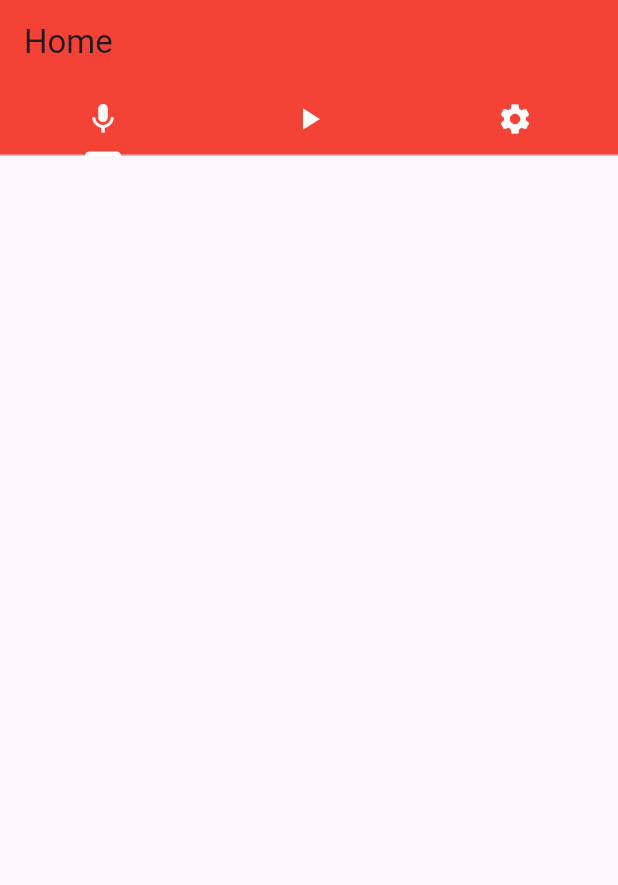
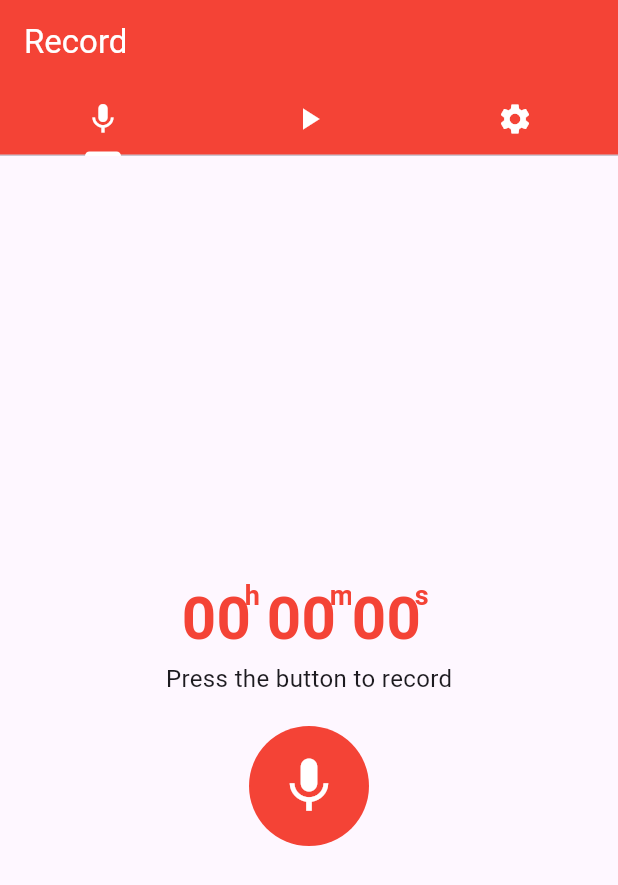
Before and after one commit to AftabBagwan/recording, a Flutter app: the screen it shows after launch, on a phone screen of 412 x 824 dp. Shown: the top 885 px of the screen. Run offline on Flutter 3.47's test engine with Material 3 defaults, Android fonts, the phone set to English and light mode, and no system bars; our stand-ins replace audioplayers, permission_handler; missing offline and left inert: record.

Commit message:
added the record functinality with record player

```diff
--- a/lib/pages/home.dart
+++ b/lib/pages/home.dart
@@ -17,7 +17,10 @@ class _HomeState extends State<Home> {
       length: 3,
       child: Scaffold(
         appBar: AppBar(
-          title: const Text("Home"),
+          title: Text(
+            "Record",
+            style: TextStyle(color: AppColors.white),
+          ),
           backgroundColor: AppColors.red,
           bottom: TabBar(
             indicatorColor: AppColors.white,
--- a/lib/pages/record.dart
+++ b/lib/pages/record.dart
@@ -1,4 +1,11 @@
+import 'dart:async';
+
 import 'package:flutter/material.dart';
+import 'package:path_provider/path_provider.dart';
+import 'package:permission_handler/permission_handler.dart';
+import 'package:record/record.dart';
+import 'package:recording/utils/colors.dart';
+import 'package:recording/widgets/time_column.dart';
 
 class Record extends StatefulWidget {
   const Record({super.key});
@@ -8,8 +15,116 @@ class Record extends StatefulWidget {
 }
 
 class _RecordState extends State<Record> {
+  late final AudioRecorder _recorder;
+  bool isRecording = false;
+  Timer? _timer;
+  int _seconds = 0;
+
+  @override
+  void initState() {
+    super.initState();
+    _recorder = AudioRecorder();
+  }
+
+  @override
+  void dispose() {
+    _recorder.dispose();
+    _timer?.cancel();
+    super.dispose();
+  }
+
+  Future<void> startRecording() async {
+    String path = await getApplicationDocumentsDirectory().then((value) =>
+        "${value.path}/${DateTime.now().microsecondsSinceEpoch}.wav");
+    debugPrint("recording path $path");
+    startTimer();
+
+    await _recorder.start(
+      const RecordConfig(encoder: AudioEncoder.wav),
+      path: path,
+    );
+  }
+
+  String getFormattedTime(int value) {
+    return value.toString().padLeft(2, '0');
+  }
+
+  Future<void> stopRecording() async {
+    _timer?.cancel();
+    await _recorder.stop();
+  }
+
+  void record() async {
+    if (isRecording == false) {
+      final status = await Permission.microphone.request();
+
+      if (status == PermissionStatus.granted) {
+        setState(() {
+          isRecording = true;
+        });
+        await startRecording();
+      } else if (status == PermissionStatus.permanentlyDenied) {
+        debugPrint('Permission permanently denied');
+      }
+    } else {
+      await stopRecording();
+
+      setState(() {
+        isRecording = false;
+      });
+    }
+  }
+
+  void startTimer() {
+    _timer = Timer.periodic(const Duration(seconds: 1), (timer) {
+      setState(() {
+        _seconds++;
+      });
+    });
+  }
+
   @override
   Widget build(BuildContext context) {
-    return Container();
+    int hours = _seconds ~/ 3600;
+    int minutes = (_seconds % 3600) ~/ 60;
+    int seconds = _seconds % 60;
+    return Column(
+      mainAxisAlignment: MainAxisAlignment.center,
+      crossAxisAlignment: CrossAxisAlignment.center,
+      children: [
+        Row(
+          mainAxisAlignment: MainAxisAlignment.center,
+          children: [
+            TimeColumn(label: getFormattedTime(hours), time: 'h'),
+            TimeColumn(label: getFormattedTime(minutes), time: 'm'),
+            TimeColumn(label: getFormattedTime(seconds), time: 's'),
+          ],
+        ),
+        const Text(
+          "Press the button to record",
+          style: TextStyle(fontSize: 16),
+        ),
+        const SizedBox(
+          height: 20,
+        ),
+        Container(
+          padding: const EdgeInsets.all(10),
+          decoration: BoxDecoration(
+            shape: BoxShape.circle,
+            color: AppColors.red,
+          ),
+          child: IconButton(
+            icon: Icon(
+              isRecording ? Icons.stop : Icons.mic,
+              size: 44,
+              color: AppColors.white,
+            ),
+            onPressed: () {
+              record();
+            },
+          ),
+        ),
+      ],
+    );
   }
 }
--- /dev/null
+++ b/lib/widgets/time_column.dart
@@ -0,0 +1,39 @@
+import 'package:flutter/material.dart';
+import 'package:recording/utils/colors.dart';
+
+class TimeColumn extends StatelessWidget {
+  const TimeColumn({super.key, required this.label, required this.time});
+  final String label;
+  final String time;
+
+  @override
+  Widget build(BuildContext context) {
+    return Stack(
+      alignment: Alignment.topCenter,
+      children: [
+        Padding(
+          padding: const EdgeInsets.only(top: 20.0), // Adjust as needed
+          child: Text(
+            "$label ",
+            style: TextStyle(
+                fontSize: 40,
+                fontWeight: FontWeight.bold,
+                color: AppColors.red),
+          ),
+        ),
+        Positioned(
+          top: 20,
+          left: 42,
+          child: Text(
+            time,
+            style: TextStyle(
+              fontSize: 18,
+              fontWeight: FontWeight.bold,
+              color: AppColors.red,
+            ),
+          ),
+        ),
+      ],
+    );
+  }
+}
--- a/pubspec.yaml
+++ b/pubspec.yaml
@@ -35,6 +35,10 @@ dependencies:
   # The following adds the Cupertino Icons font to your application.
   # Use with the CupertinoIcons class for iOS style icons.
   cupertino_icons: ^1.0.8
+  record: ^5.1.2
+  permission_handler: ^11.3.1
+  path_provider: ^2.1.4
+  audioplayers: ^6.1.0
 
 dev_dependencies:
   flutter_test:
```
Also changed, not shown: lib/pages/drive.dart (+69 -1 lines), pubspec.lock, 6 other files.
